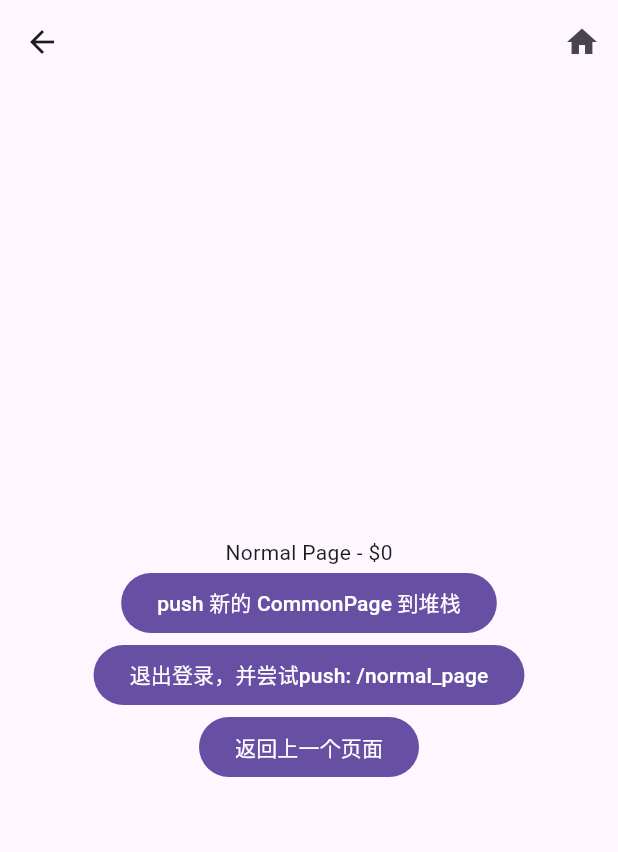
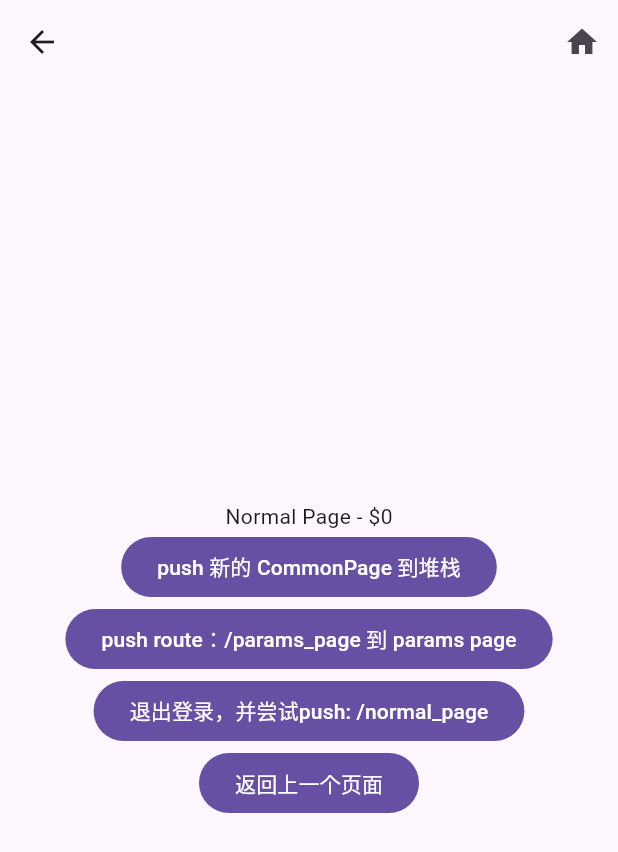
Before and after one commit to rex26/practice, a Flutter app: the NormalPage screen opened directly, after a tap on "退出登录，并尝试push: /normal_page", on a phone screen of 412 x 824 dp. Shown: the top 852 px of the screen. Run offline on Flutter 3.47's test engine with Material 3 defaults, Android fonts, the phone set to English and light mode, and no system bars; our stand-ins replace go_router.

Commit message:
add replace usage

```diff
--- a/lib/helper/go_router_helper.dart
+++ b/lib/helper/go_router_helper.dart
@@ -29,7 +29,6 @@ class GoRouterHelper {
           return null;
         } else {
           return '/login';
-          // return context.namedLocation('login_route');
         }
       },
       errorBuilder: (context, state) => CustomErrorScreen(state.error),
--- a/lib/pages/normal/normal_page.dart
+++ b/lib/pages/normal/normal_page.dart
@@ -21,6 +21,15 @@ class NormalPage extends StatelessWidget {
           children: [
             Text('Normal Page - \$${number ?? 0}'),
             buildPushButton(context),
+            FilledButton(
+              onPressed: () => context.push(
+                Uri(
+                  path: '/params_page',
+                  queryParameters: {'search': '调用 replace'},
+                ).toString(),
+              ),
+              child: const Text('push route：/params_page 到 params page'),
+            ),
             FilledButton(
               onPressed: () {
                 GlobalValue.isLogin = false;
--- a/lib/pages/normal/param_page.dart
+++ b/lib/pages/normal/param_page.dart
@@ -13,7 +13,7 @@ class ParamsPage extends StatelessWidget {
 
   @override
   Widget build(BuildContext context) {
-    final String extraString = GoRouterState.of(context).extra! as String;
+    final String? extraString = GoRouterState.of(context).extra?.toString();
 
     return Scaffold(
       appBar: const CustomAppbar(),
@@ -26,6 +26,18 @@ class ParamsPage extends StatelessWidget {
             Text('id: $id'),
             Text('search: $search'),
             Text('extraString: $extraString'),
+            FilledButton(
+              onPressed: () => context.replace('/top_route_page'),
+              child: const Text('replace route：/top_route_page'),
+            ),
+            FilledButton(
+              onPressed: () => context.replace('/normal_page'),
+              child: const Text('replace route：/normal_page'),
+            ),
+            FilledButton(
+              onPressed: () => context.replaceNamed('normal_page_route'),
+              child: const Text('replaceNamed: normal_page_route'),
+            ),
           ],
         ),
       ),
```
